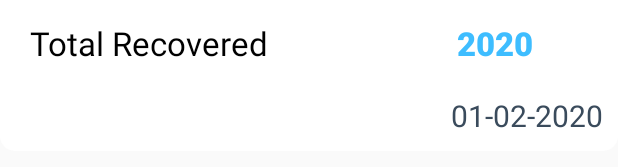
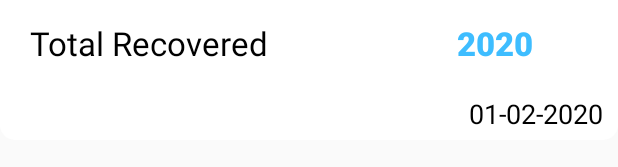
Before and after one commit to Kushal-Gera/CoronaUpdates, an Android app: the layout dialog.xml on its own in the app's theme, with its tools: preview values and no code run, on a phone screen of 412 x 824 dp. Shown: the part 595-762 px from the top of the screen. Run offline under Robolectric (Android 15) with nearby library versions, the phone set to English and light mode, and no system bars; network calls fail.

Commit message:
final build improved UI

```diff
--- a/app/src/main/res/layout/dialog.xml
+++ b/app/src/main/res/layout/dialog.xml
@@ -243,11 +243,11 @@
             android:layout_gravity="end"
             android:layout_marginTop="20dp"
             android:layout_marginEnd="10dp"
-            android:layout_marginBottom="10dp"
+            android:layout_marginBottom="5dp"
             android:gravity="center"
             android:text="01-02-2020"
-            android:textColor="#3a4b5c"
-            android:textSize="20sp" />
+            android:textColor="@color/black"
+            android:textSize="18sp" />
 
     </LinearLayout>
 
```
